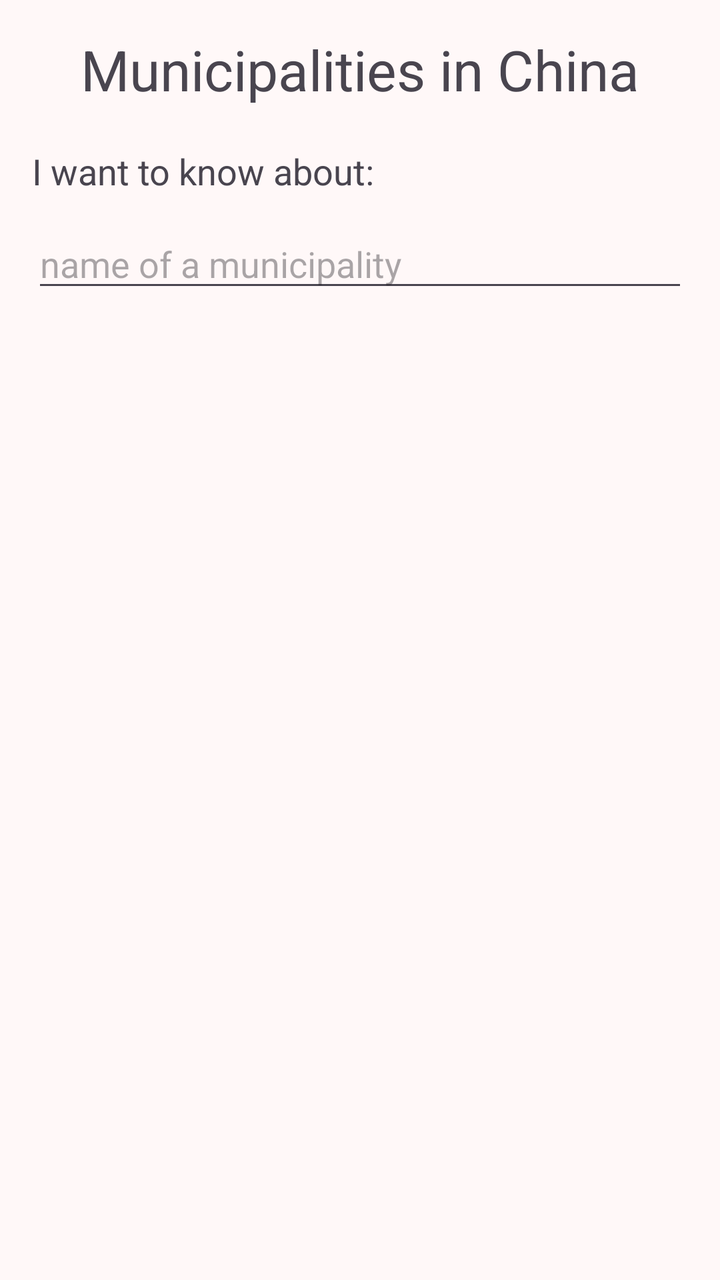
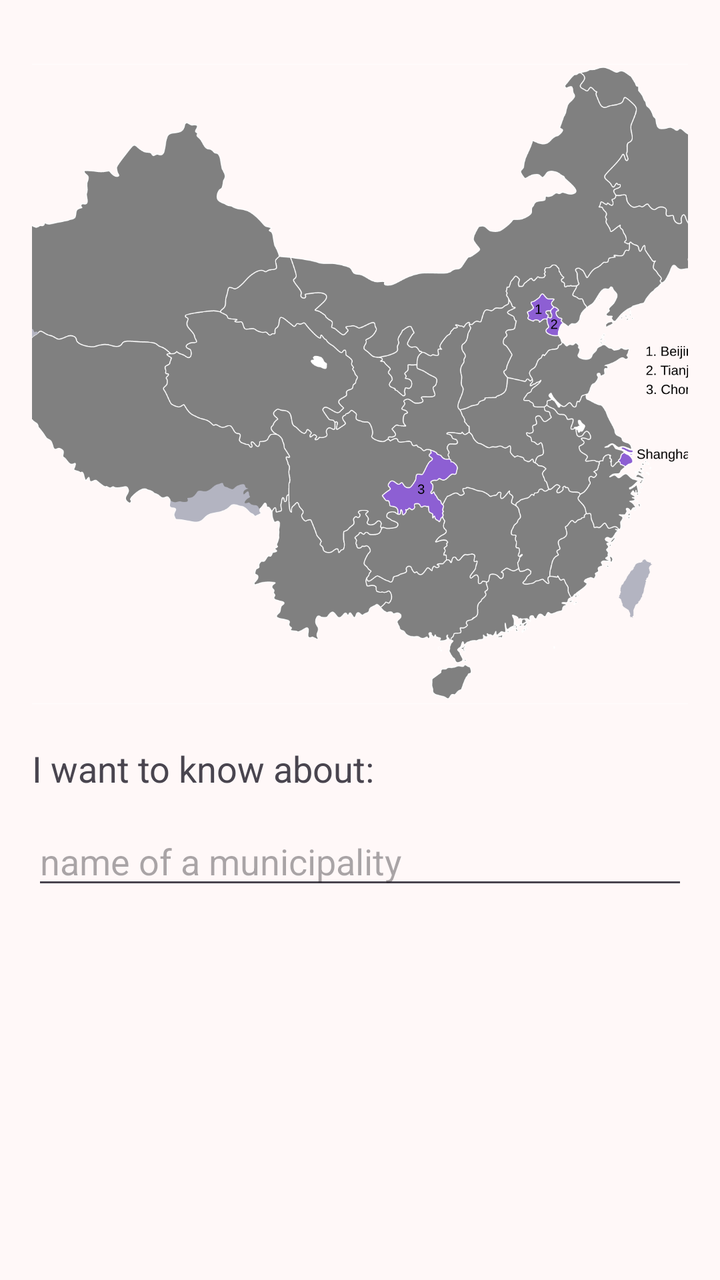

Before-and-after screenshots of an Android layout around one commit, followed by the original layout XML and the change that was made.
<!-- AndroidManifest.xml: application theme Theme.Practical5 -->
<!-- res/layout/activity_main.xml -->
<?xml version="1.0" encoding="utf-8"?>
<ScrollView xmlns:android="http://schemas.android.com/apk/res/android"
    android:layout_width="match_parent"
    android:layout_height="match_parent"
    android:background="@color/color_default_background"
    android:padding="16dp">

    <LinearLayout
        android:layout_width="match_parent"
        android:layout_height="wrap_content"
        android:orientation="vertical">

        <TextView
            android:layout_width="match_parent"
            android:layout_height="wrap_content"
            android:text="@string/title_main"
            android:textSize="28sp"
            android:textAlignment="center"/>

        <TextView
            android:layout_width="wrap_content"
            android:layout_height="wrap_content"
            android:layout_marginTop="20dp"
            android:text="@string/label_input"
            android:textSize="18sp"/>

        <EditText
            android:id="@+id/et_input_muni"
            android:layout_width="match_parent"
            android:layout_height="wrap_content"
            android:layout_marginTop="12dp"
            android:hint="@string/hint_input"
            android:inputType="textCapWords|textNoSuggestions"
            android:singleLine="true"
            android:imeOptions="actionGo"/>

    </LinearLayout>
</ScrollView>
<!-- resources referenced by this layout -->
<resources>
  <color name="color_default_background">#FFF8F8</color>
  <string name="hint_input">name of a municipality</string>
  <string name="label_input">I want to know about:</string>
  <string name="title_main">Municipalities in China</string>
  <style name="Theme.Practical5" parent="Base.Theme.Practical5" />
  <style name="Base.Theme.Practical5" parent="Theme.Material3.DayNight.NoActionBar">
          
          
      </style>
</resources>

<!-- the commit's change to res/layout/activity_main.xml (unified diff, before → after) -->
@@ -10,12 +10,13 @@
         android:layout_height="wrap_content"
         android:orientation="vertical">
 
-        <TextView
+        <ImageView
             android:layout_width="match_parent"
-            android:layout_height="wrap_content"
-            android:text="@string/title_main"
-            android:textSize="28sp"
-            android:textAlignment="center"/>
+            android:layout_height="320dp"
+            android:layout_marginTop="16dp"
+            android:src="@drawable/chinese_municipalities"
+            android:scaleType="centerCrop"
+            android:contentDescription="@string/title_main"/>
 
         <TextView
             android:layout_width="wrap_content"
<!-- resource entries referenced after the edit -->
@@ -1,6 +1,7 @@
 <!-- resources referenced by this layout -->
 <resources>
   <color name="color_default_background">#FFF8F8</color>
+  <!-- drawable chinese_municipalities: png bitmap (drawable, 204663 bytes) -->
   <string name="hint_input">name of a municipality</string>
   <string name="label_input">I want to know about:</string>
   <string name="title_main">Municipalities in China</string>
